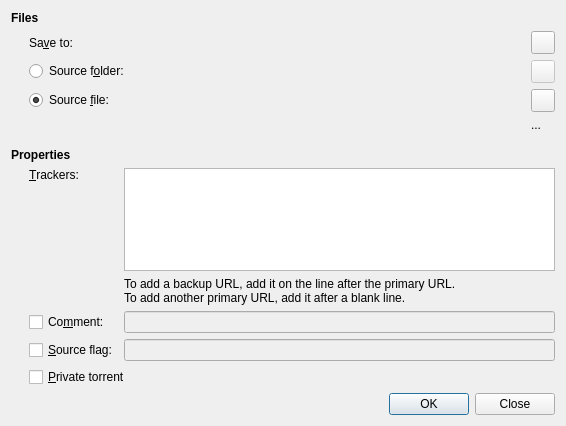
Before: the Qt Designer form qt/MakeDialog.ui in transmission/transmission, drawn with Qt 5.
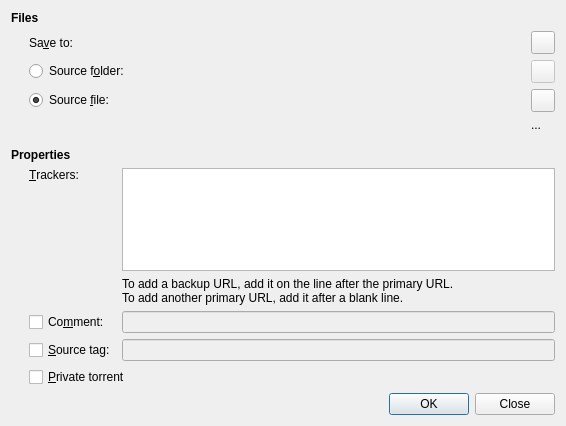
After: the same form once the commit is applied. Custom widgets are drawn as their Qt base class.

Commit message: Replace all occurences of "sourceFlag" with "source" and use "Source tag" in UI

Patch:
```diff
--- a/qt/MakeDialog.ui
+++ b/qt/MakeDialog.ui
@@ -160,7 +160,7 @@
      <item row="3" column="0">
       <widget class="QCheckBox" name="sourceFlagCheck">
        <property name="text">
-        <string>&amp;Source flag:</string>
+        <string>&amp;Source tag:</string>
        </property>
       </widget>
      </item>
```
Left out of the diff: 8 changed lines with no effect on the pictures. The commit also changes 12 other files.
